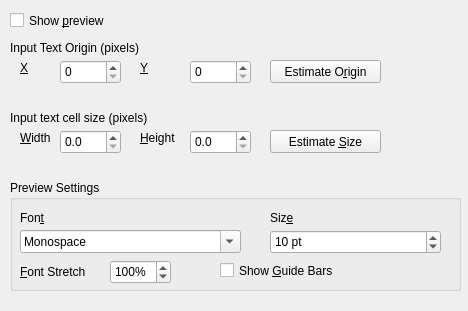
The window that qt/data/IndentedTextExportWidget.ui (DonnKey/gImageReader) describes before a commit, drawn with Qt 5.
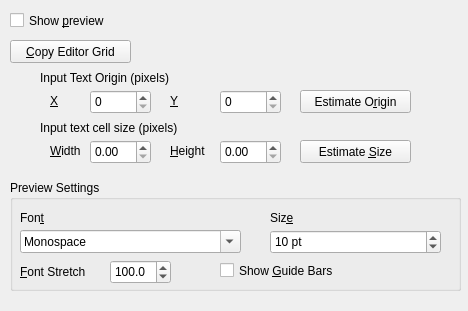
The same window after the commit. Icons and pictures are not drawn.

Commit message: Integrate grid with Export of Indented Text. Show inserted blanks in preview.

Patch:
```diff
--- a/qt/data/IndentedTextExportWidget.ui
+++ b/qt/data/IndentedTextExportWidget.ui
@@ -41,8 +41,8 @@
   <widget class="QSpinBox" name="spinBox_OriginX">
    <property name="geometry">
     <rect>
-     <x>60</x>
-     <y>60</y>
+     <x>90</x>
+     <y>90</y>
      <width>61</width>
      <height>24</height>
     </rect>
@@ -54,8 +54,8 @@
   <widget class="QSpinBox" name="spinBox_OriginY">
    <property name="geometry">
     <rect>
-     <x>190</x>
-     <y>60</y>
+     <x>220</x>
+     <y>90</y>
      <width>61</width>
      <height>24</height>
     </rect>
@@ -67,14 +67,14 @@
   <widget class="QDoubleSpinBox" name="doubleSpinBox_CellWidth">
    <property name="geometry">
     <rect>
-     <x>60</x>
-     <y>130</y>
+     <x>90</x>
+     <y>140</y>
      <width>61</width>
      <height>24</height>
     </rect>
    </property>
    <property name="decimals">
-    <number>1</number>
+    <number>2</number>
    </property>
    <property name="maximum">
     <double>1200.000000000000000</double>
@@ -86,14 +86,14 @@
   <widget class="QDoubleSpinBox" name="doubleSpinBox_CellHeight">
    <property name="geometry">
     <rect>
-     <x>190</x>
-     <y>130</y>
+     <x>220</x>
+     <y>140</y>
      <width>61</width>
      <height>24</height>
     </rect>
    </property>
    <property name="decimals">
-    <number>1</number>
+    <number>2</number>
    </property>
    <property name="maximum">
     <double>1200.000000000000000</double>
@@ -105,8 +105,8 @@
   <widget class="QLabel" name="label">
    <property name="geometry">
     <rect>
-     <x>10</x>
-     <y>40</y>
+     <x>40</x>
+     <y>70</y>
      <width>181</width>
      <height>16</height>
     </rect>
@@ -118,10 +118,10 @@
   <widget class="QLabel" name="label_2">
    <property name="geometry">
     <rect>
-     <x>20</x>
-     <y>60</y>
-     <width>16</width>
-     <height>16</height>
+     <x>50</x>
+     <y>85</y>
+     <width>20</width>
+     <height>31</height>
     </rect>
    </property>
    <property name="text">
@@ -134,10 +134,10 @@
   <widget class="QLabel" name="label_3">
    <property name="geometry">
     <rect>
-     <x>140</x>
-     <y>60</y>
-     <width>16</width>
-     <height>16</height>
+     <x>170</x>
+     <y>85</y>
+     <width>20</width>
+     <height>31</height>
     </rect>
    </property>
    <property name="text">
@@ -150,8 +150,8 @@
   <widget class="QLabel" name="label_4">
    <property name="geometry">
     <rect>
-     <x>10</x>
-     <y>110</y>
+     <x>40</x>
+     <y>120</y>
      <width>181</width>
      <height>16</height>
     </rect>
@@ -163,10 +163,10 @@
   <widget class="QLabel" name="label_5">
    <property name="geometry">
     <rect>
-     <x>20</x>
-     <y>130</y>
+     <x>50</x>
+     <y>135</y>
      <width>41</width>
-     <height>16</height>
+     <height>31</height>
     </rect>
    </property>
    <property name="text">
@@ -179,10 +179,10 @@
   <widget class="QLabel" name="label_6">
    <property name="geometry">
     <rect>
-     <x>140</x>
-     <y>130</y>
+     <x>170</x>
+     <y>135</y>
      <width>51</width>
-     <height>16</height>
+     <height>31</height>
     </rect>
    </property>
    <property name="text">
@@ -195,8 +195,8 @@
   <widget class="QPushButton" name="pushButton_OriginCompute">
    <property name="geometry">
     <rect>
-     <x>270</x>
-     <y>60</y>
+     <x>300</x>
+     <y>90</y>
      <width>111</width>
      <height>23</height>
     </rect>
@@ -208,8 +208,8 @@
   <widget class="QPushButton" name="pushButton_CellCompute">
    <property name="geometry">
     <rect>
-     <x>270</x>
-     <y>130</y>
+     <x>300</x>
+     <y>140</y>
      <width>111</width>
      <height>23</height>
     </rect>
@@ -284,7 +284,7 @@
      <number>10</number>
     </property>
    </widget>
-   <widget class="QSpinBox" name="spinBox_FontStretch">
+   <widget class="QDoubleSpinBox" name="spinBox_FontStretch">
     <property name="enabled">
      <bool>true</bool>
     </property>
@@ -305,17 +305,17 @@
     <property name="toolTip">
      <string>Fine tune preview alignment with scan image.</string>
     </property>
-    <property name="suffix">
-     <string notr="true">%</string>
-    </property>
-    <property name="minimum">
-     <number>50</number>
+    <property name="decimals">
+     <number>1</number>
     </property>
     <property name="maximum">
-     <number>200</number>
+     <double>200.000000000000000</double>
+    </property>
+    <property name="singleStep">
+     <double>0.100000000000000</double>
     </property>
     <property name="value">
-     <number>100</number>
+     <double>100.000000000000000</double>
     </property>
    </widget>
    <widget class="QLabel" name="labelFontScaling">
@@ -386,6 +386,19 @@
     </property>
    </widget>
   </widget>
+  <widget class="QPushButton" name="pushButton_EditorGrid">
+   <property name="geometry">
+    <rect>
+     <x>10</x>
+     <y>40</y>
+     <width>121</width>
+     <height>23</height>
+    </rect>
+   </property>
+   <property name="text">
+    <string>&amp;Copy Editor Grid</string>
+   </property>
+  </widget>
  </widget>
  <tabstops>
   <tabstop>checkBoxPreview</tabstop>
```
Left out of the diff: 1 changed line with no effect on the pictures. The commit also changes 7 other files.
